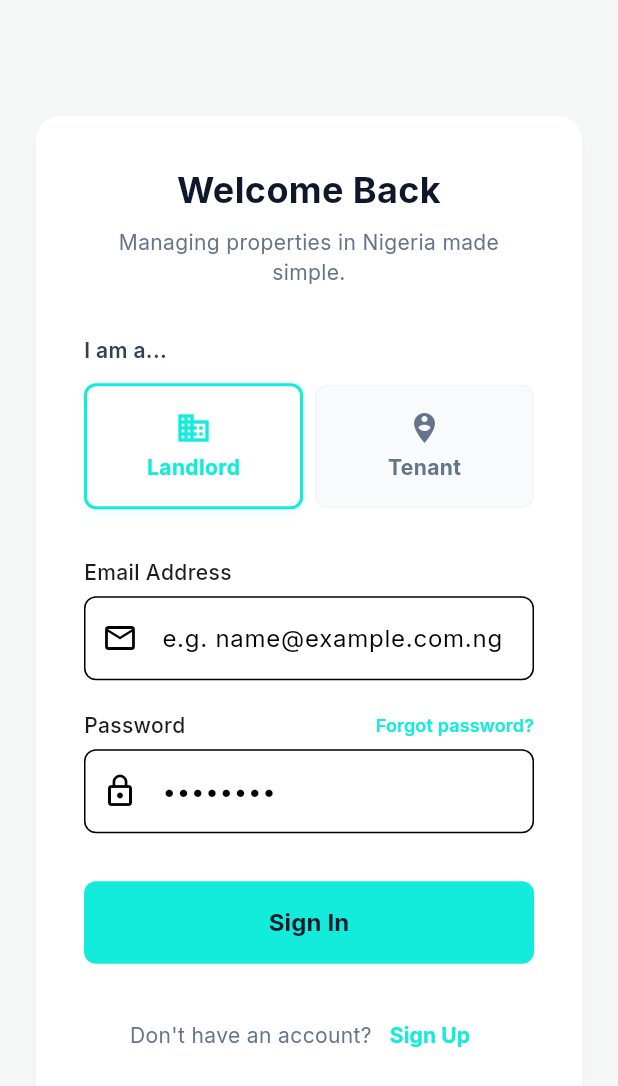
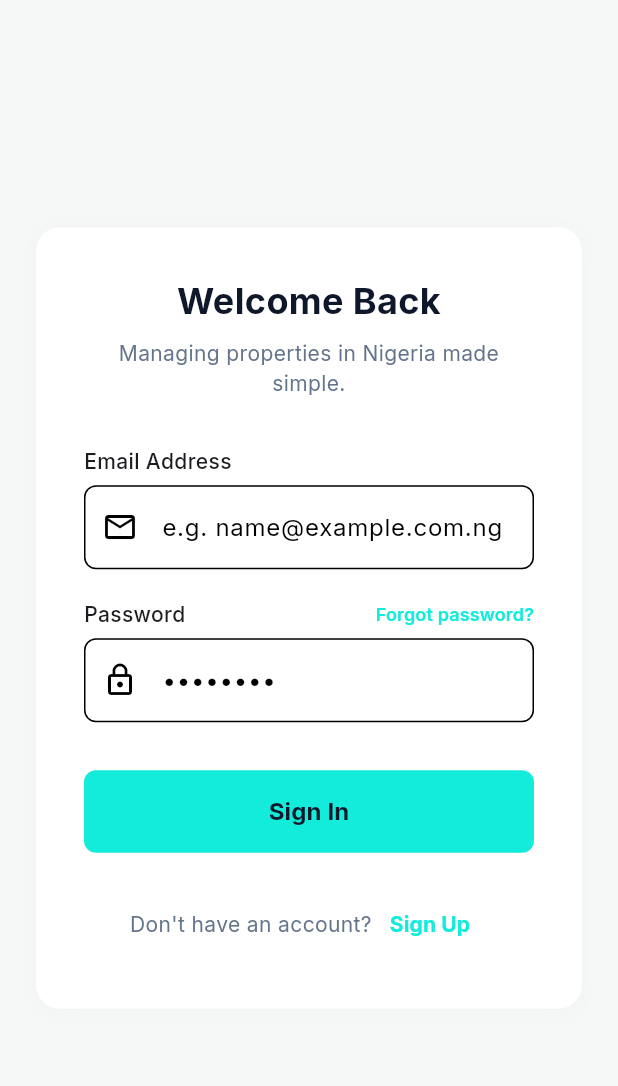
Before and after one commit to OdogwuML/Ergo, a Flutter app: the screen it shows after launch, on a phone screen of 412 x 824 dp. Shown: the top 1086 px of the screen. Run offline on Flutter 3.47's test engine with Material 3 defaults, Android fonts, the phone set to English and light mode, and no system bars; our stand-ins replace go_router, google_fonts, shared_preferences.

Commit message:
Removed role selection from login screen

```diff
--- a/mobile/ergo_mobile/lib/screens/auth/login_screen.dart
+++ b/mobile/ergo_mobile/lib/screens/auth/login_screen.dart
@@ -12,7 +12,6 @@ class LoginScreen extends StatefulWidget {
 }
 
 class _LoginScreenState extends State<LoginScreen> {
-  String _selectedRole = 'landlord'; // 'landlord' or 'tenant'
   final _formKey = GlobalKey<FormState>();
   final _emailController = TextEditingController();
   final _passwordController = TextEditingController();
@@ -102,37 +101,7 @@ class _LoginScreenState extends State<LoginScreen> {
                       ),
                     ),
                     const SizedBox(height: 32),
-                    const Text(
-                      'I am a...',
-                      style: TextStyle(
-                        fontSize: 14,
-                        fontWeight: FontWeight.w600,
-                        color: Color(0xFF334155),
-                      ),
-                    ),
-                    const SizedBox(height: 12),
-                    Row(
-                      children: [
-                        Expanded(
-                          child: _RoleSelector(
-                            title: 'Landlord',
-                            icon: Icons.domain,
-                            isSelected: _selectedRole == 'landlord',
-                            onTap: () => setState(() => _selectedRole = 'landlord'),
-                          ),
-                        ),
-                        const SizedBox(width: 8),
-                        Expanded(
-                          child: _RoleSelector(
-                            title: 'Tenant',
-                            icon: Icons.person_pin_circle,
-                            isSelected: _selectedRole == 'tenant',
-                            onTap: () => setState(() => _selectedRole = 'tenant'),
-                          ),
-                        ),
-                      ],
-                    ),
-                    const SizedBox(height: 32),
+
                     const Text('Email Address', style: TextStyle(fontSize: 14, fontWeight: FontWeight.w500)),
                     const SizedBox(height: 6),
                     TextFormField(
@@ -243,53 +212,3 @@ class _LoginScreenState extends State<LoginScreen> {
     );
   }
 }
-
-class _RoleSelector extends StatelessWidget {
-  final String title;
-  final IconData icon;
-  final bool isSelected;
-  final VoidCallback onTap;
-
-  const _RoleSelector({
-    required this.title,
-    required this.icon,
-    required this.isSelected,
-    required this.onTap,
-  });
-
-  @override
-  Widget build(BuildContext context) {
-    return InkWell(
-      onTap: onTap,
-      borderRadius: BorderRadius.circular(8),
-      child: Container(
-        padding: const EdgeInsets.symmetric(vertical: 16),
-        decoration: BoxDecoration(
-          color: isSelected ? Colors.white : const Color(0xFFF8FAFC),
-          borderRadius: BorderRadius.circular(8),
-          border: Border.all(
-            color: isSelected ? AppTheme.primary : const Color(0xFFF1F5F9),
-            width: isSelected ? 2 : 1,
-          ),
-          boxShadow: isSelected
-              ? [BoxShadow(color: AppTheme.primary.withOpacity(0.1), blurRadius: 4, offset: const Offset(0, 2))]
-              : [],
-        ),
-        child: Column(
-          children: [
-            Icon(icon, color: isSelected ? AppTheme.primary : const Color(0xFF64748B)),
-            const SizedBox(height: 4),
-            Text(
-              title,
-              style: TextStyle(
-                fontSize: 14,
-                fontWeight: FontWeight.bold,
-                color: isSelected ? AppTheme.primary : const Color(0xFF64748B),
-              ),
-            ),
-          ],
-        ),
-      ),
-    );
-  }
-}
```
